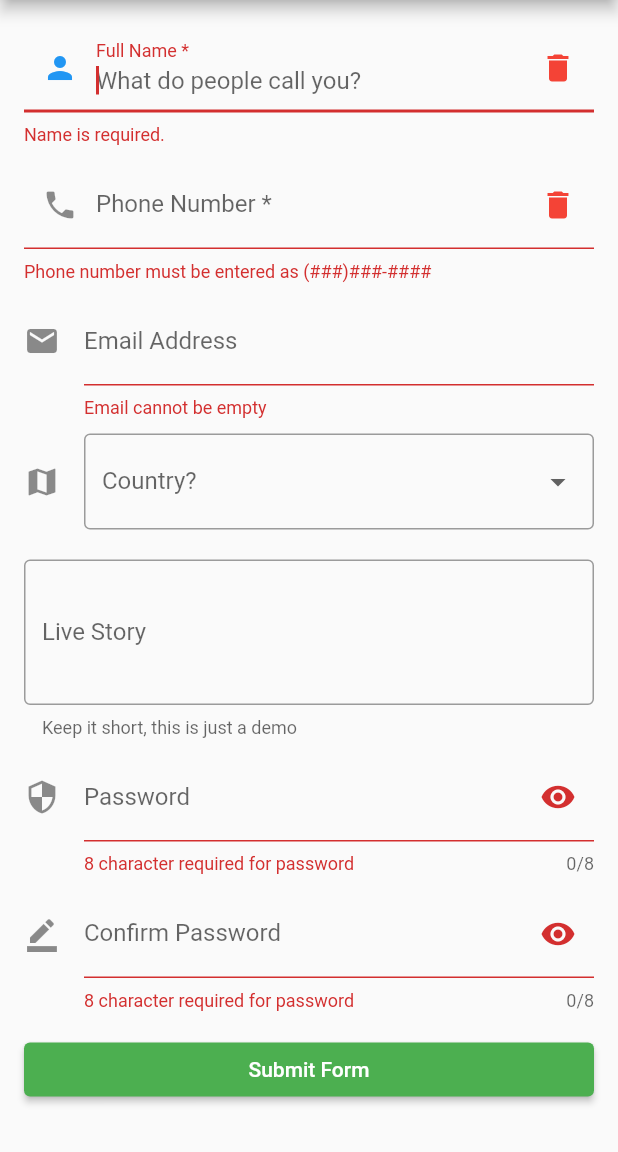
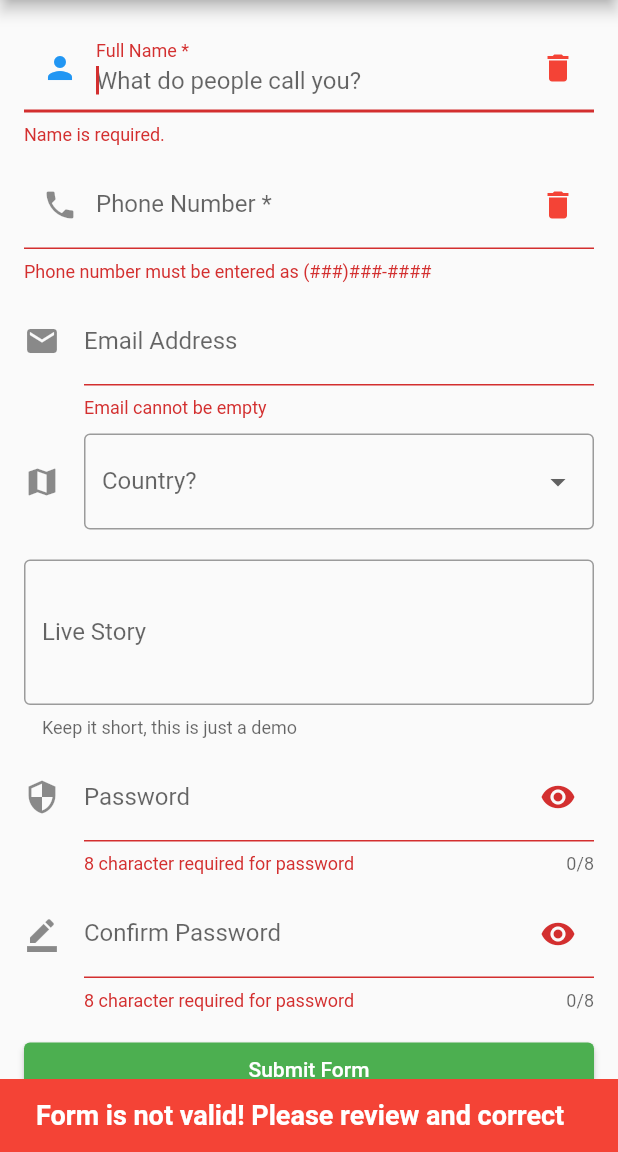
Before and after one commit to DokSna/a46_form_example, a Flutter app: the screen it shows after launch, after a tap on "Submit Form", on a phone screen of 412 x 824 dp, the part 84-1236 px from its top. Run offline on Flutter 3.47's test engine with Material 2 defaults, Android fonts, the phone set to English and light mode, and no system bars.

```diff
--- a/lib/pages/register_form_page.dart
+++ b/lib/pages/register_form_page.dart
@@ -14,6 +14,7 @@ class _RegisterFormPageState extends State<RegisterFormPage> {
   bool _hidePass = true;
 
   final _formKey = GlobalKey<FormState>();
+  final _scaffoldKey = GlobalKey<ScaffoldState>();
 
   final _nameController = TextEditingController();
   final _phoneController = TextEditingController();
@@ -55,6 +56,7 @@ class _RegisterFormPageState extends State<RegisterFormPage> {
   @override
   Widget build(BuildContext context) {
     return Scaffold(
+      key: _scaffoldKey,
       appBar: AppBar(
         title: const Text('Register Form'),
         centerTitle: true,
@@ -244,7 +246,7 @@ class _RegisterFormPageState extends State<RegisterFormPage> {
       debugPrint('country: $_selectedCountry');
       debugPrint('live story: ${_liveStoryController.text}');
     } else {
-      debugPrint('Form is not valid! Please review and correct');
+      _showMessage(message: 'Form is not valid! Please review and correct');
     }
   }
 
@@ -284,4 +286,21 @@ class _RegisterFormPageState extends State<RegisterFormPage> {
       return null;
     }
   }
+
+  void _showMessage({required String message}) {
+    ScaffoldMessenger.of(context).showSnackBar(
+      SnackBar(
+        duration: const Duration(seconds: 5),
+        backgroundColor: Colors.red,
+        content: Text(
+          message,
+          style: const TextStyle(
+            color: Colors.white,
+            fontWeight: FontWeight.w600,
+            fontSize: 18.0,
+          ),
+        ),
+      ),
+    );
+  }
 }
```
